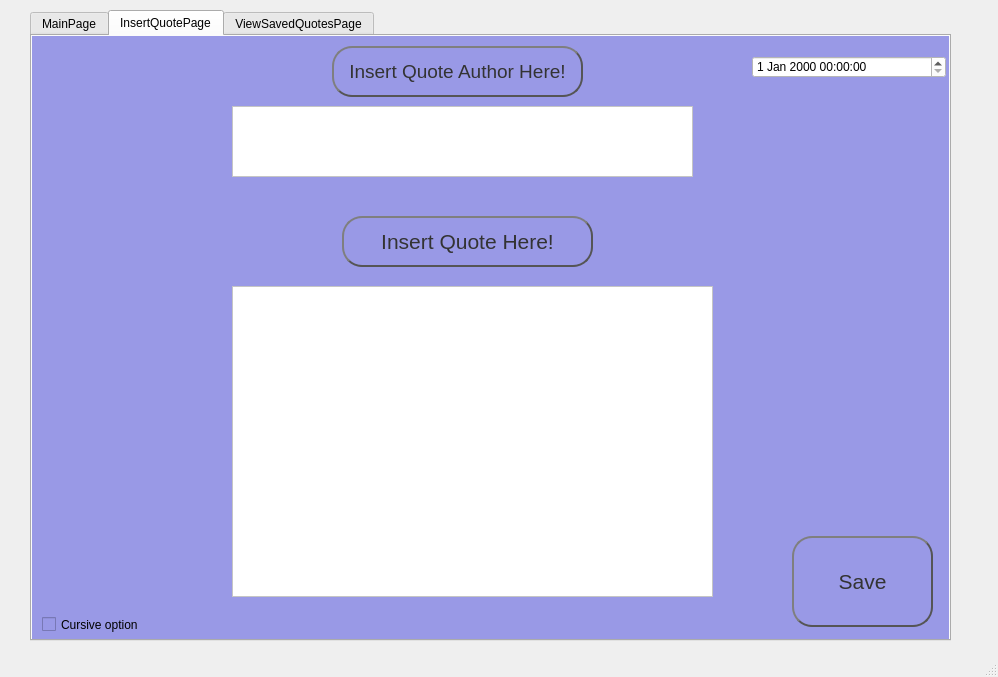
Before: the Qt Designer form mainwindow.ui in Dillon-Goicoechea/QuoteManagement, drawn with Qt 5.
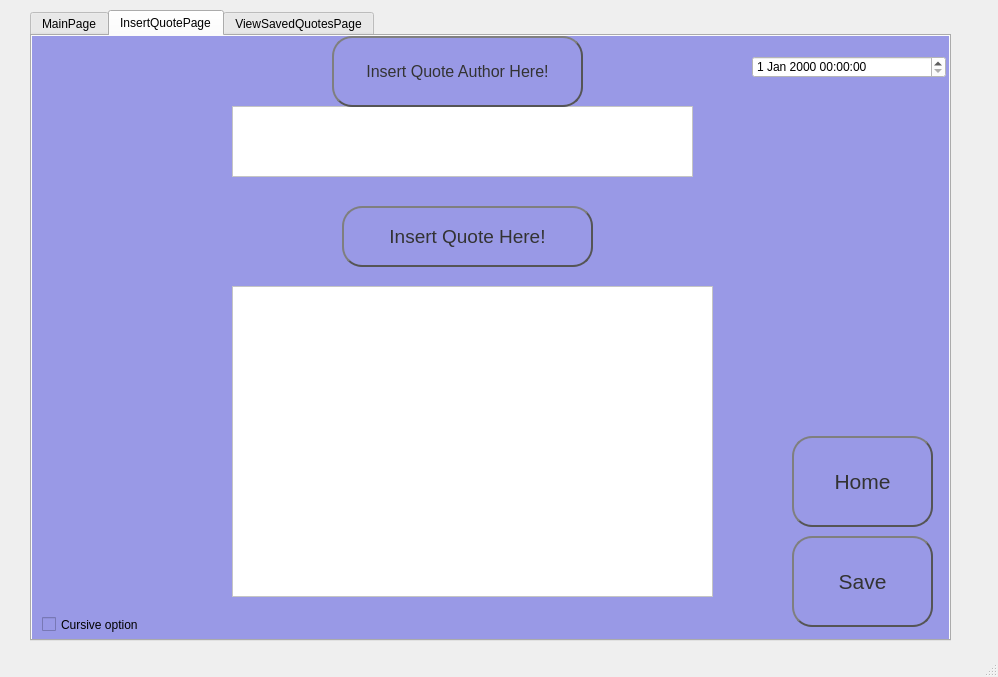
After: the same form once the commit is applied. The open tabs and pages were chosen to show the change.

```diff
--- a/mainwindow.ui
+++ b/mainwindow.ui
@@ -308,15 +308,15 @@
       <property name="geometry">
        <rect>
         <x>310</x>
-        <y>180</y>
+        <y>170</y>
         <width>251</width>
-        <height>51</height>
+        <height>61</height>
        </rect>
       </property>
       <property name="font">
        <font>
         <family>Arial</family>
-        <pointsize>16</pointsize>
+        <pointsize>14</pointsize>
        </font>
       </property>
       <property name="contextMenuPolicy">
@@ -365,15 +365,15 @@
       <property name="geometry">
        <rect>
         <x>300</x>
-        <y>10</y>
+        <y>0</y>
         <width>251</width>
-        <height>51</height>
+        <height>71</height>
        </rect>
       </property>
       <property name="font">
        <font>
         <family>Arial</family>
-        <pointsize>14</pointsize>
+        <pointsize>12</pointsize>
        </font>
       </property>
       <property name="contextMenuPolicy">
@@ -405,6 +405,53 @@
        <bool>true</bool>
       </property>
      </widget>
+     <widget class="QPushButton" name="BackToMain1">
+      <property name="geometry">
+       <rect>
+        <x>760</x>
+        <y>400</y>
+        <width>141</width>
+        <height>91</height>
+       </rect>
+      </property>
+      <property name="font">
+       <font>
+        <family>Arial</family>
+        <pointsize>16</pointsize>
+       </font>
+      </property>
+      <property name="styleSheet">
+       <string notr="true">QPushButton {
+    color: #333;
+    border: 2px solid #555;
+    border-radius: 20px;
+    border-style: outset;
+    background: qradialgradient(
+        cx: 0.3, cy: -0.4, fx: 0.3, fy: -0.4,
+        radius: 1.35, stop: 0 #fff, stop: 1 #888
+        );
+    padding: 5px;
+    }
+
+QPushButton:hover {
+    background: qradialgradient(
+        cx: 0.3, cy: -0.4, fx: 0.3, fy: -0.4,
+        radius: 1.35, stop: 0 #fff, stop: 1 #bbb
+        );
+    }
+
+QPushButton:pressed {
+    border-style: inset;
+    background: qradialgradient(
+        cx: 0.4, cy: -0.1, fx: 0.4, fy: -0.1,
+        radius: 1.35, stop: 0 #fff, stop: 1 #ddd
+        );
+    }</string>
+      </property>
+      <property name="text">
+       <string>Home</string>
+      </property>
+     </widget>
     </widget>
     <widget class="QWidget" name="ViewSavedQuotesPage">
      <property name="enabled">
```
Left out of the diff: 82 changed lines with no effect on the pictures.
